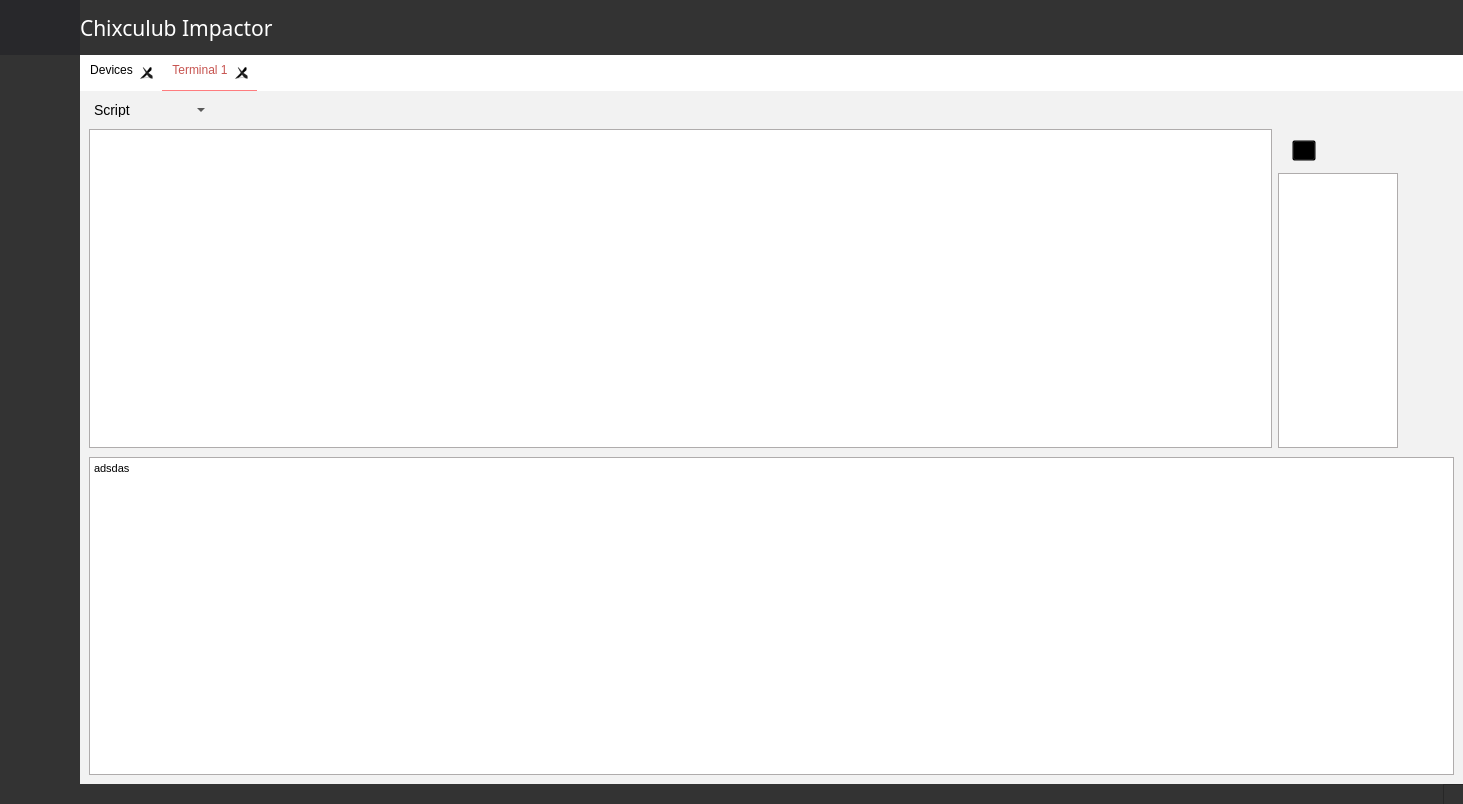
Before: the Qt Designer form MainWindow.ui in HusseinElsherbini/Chixculub-Impactor, drawn with Qt 5.
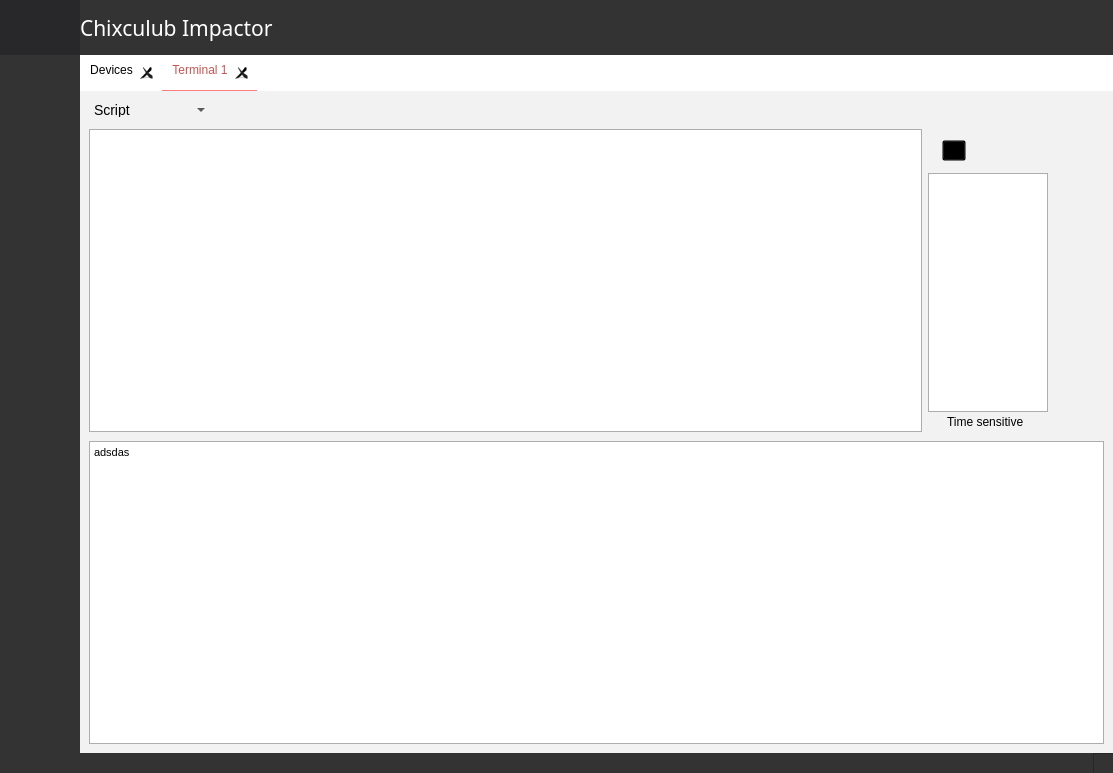
After: the same form once the commit is applied. Icons and pictures are not drawn.

```diff
--- a/MainWindow.ui
+++ b/MainWindow.ui
@@ -6,8 +6,8 @@
    <rect>
     <x>0</x>
     <y>0</y>
-    <width>1463</width>
-    <height>804</height>
+    <width>1113</width>
+    <height>773</height>
    </rect>
   </property>
   <property name="windowTitle">
@@ -1479,8 +1479,8 @@
                         <rect>
                          <x>0</x>
                          <y>0</y>
-                         <width>1363</width>
-                         <height>673</height>
+                         <width>1013</width>
+                         <height>643</height>
                         </rect>
                        </property>
                        <property name="styleSheet">
@@ -2390,6 +2390,23 @@
                                     </property>
                                    </widget>
                                   </item>
+                                  <item>
+                                   <widget class="QCheckBox" name="timeSensitiveCheckBox">
+                                    <property name="autoFillBackground">
+                                     <bool>false</bool>
+                                    </property>
+                                    <property name="text">
+                                     <string>Time sensitive</string>
+                                    </property>
+                                    <property name="icon">
+                                     <iconset>
+                                      <normaloff>resources/dinosaur.png</normaloff>resources/dinosaur.png</iconset>
+                                    </property>
+                                    <property name="tristate">
+                                     <bool>false</bool>
+                                    </property>
+                                   </widget>
+                                  </item>
                                  </layout>
                                 </widget>
                                </item>
```
Left out of the diff: 4 changed lines with no effect on the pictures.
